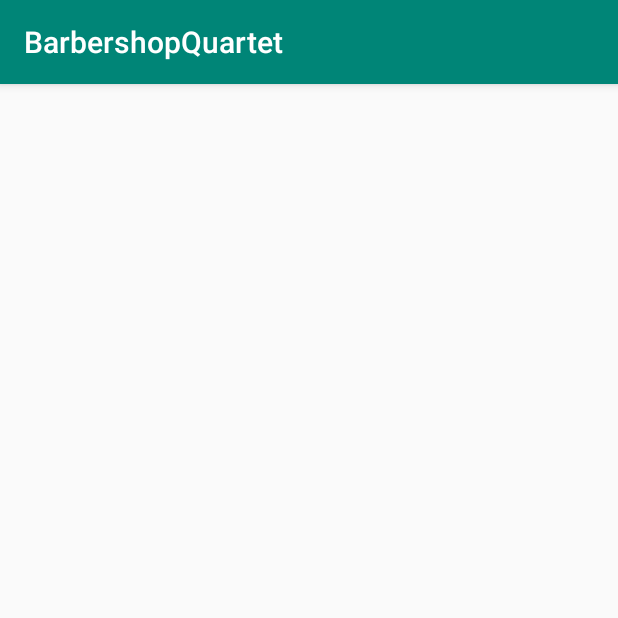
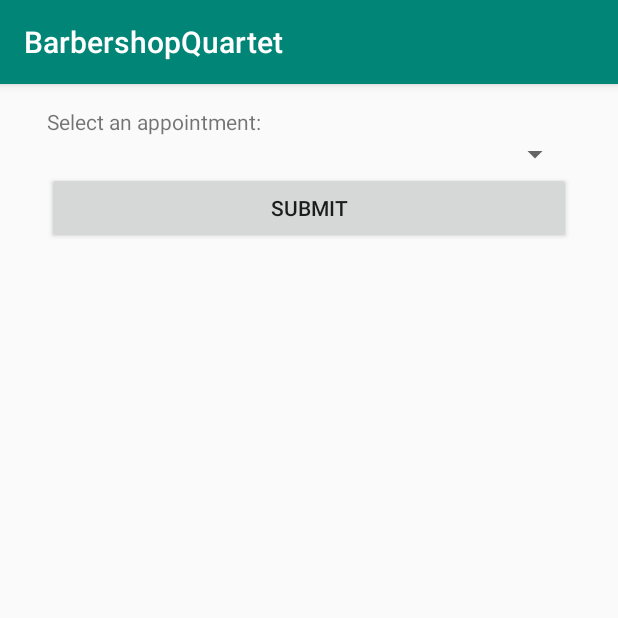
Before and after one commit to drewdawg8/BarbershopQuartet, an Android app: the ActivityBarberSelectAppointment screen opened directly, with no data from a screen before it, on a phone screen of 412 x 824 dp, the top half of it. Run offline under Robolectric (Android 15) with nearby library versions, the phone set to English and light mode, and no system bars.

Commit message:
* started layout for Barber Select Appointment

```diff
--- a/app/src/main/res/layout/activity_barber_select_appointment.xml
+++ b/app/src/main/res/layout/activity_barber_select_appointment.xml
@@ -1,8 +1,28 @@
 <?xml version="1.0" encoding="utf-8"?>
-<LinearLayout xmlns:android="http://schemas.android.com/apk/res/android"
+<RelativeLayout xmlns:android="http://schemas.android.com/apk/res/android"
     android:layout_width="match_parent"
     android:layout_height="match_parent"
-    android:orientation="vertical"
-    android:paddingLeft="16dp"
-    android:paddingRight="16dp">
-</LinearLayout>
+    android:layout_margin="@dimen/activity_all_margins">
+    <LinearLayout
+        android:layout_width="match_parent"
+        android:layout_height="wrap_content"
+        android:orientation="vertical"
+        android:paddingLeft="16dp"
+        android:paddingRight="16dp">
+        >
+        <TextView
+            android:layout_width="match_parent"
+            android:layout_height="wrap_content"
+            android:text = "Select an appointment:"/>
+        <Spinner
+            android:layout_width="match_parent"
+            android:layout_height="wrap_content"
+            >
+        </Spinner>
+        <Button
+            android:id="@+id/submit_appointment"
+            android:layout_width="match_parent"
+            android:layout_height="wrap_content"
+            android:text = "Submit"/>
+    </LinearLayout>
+</RelativeLayout>
```
